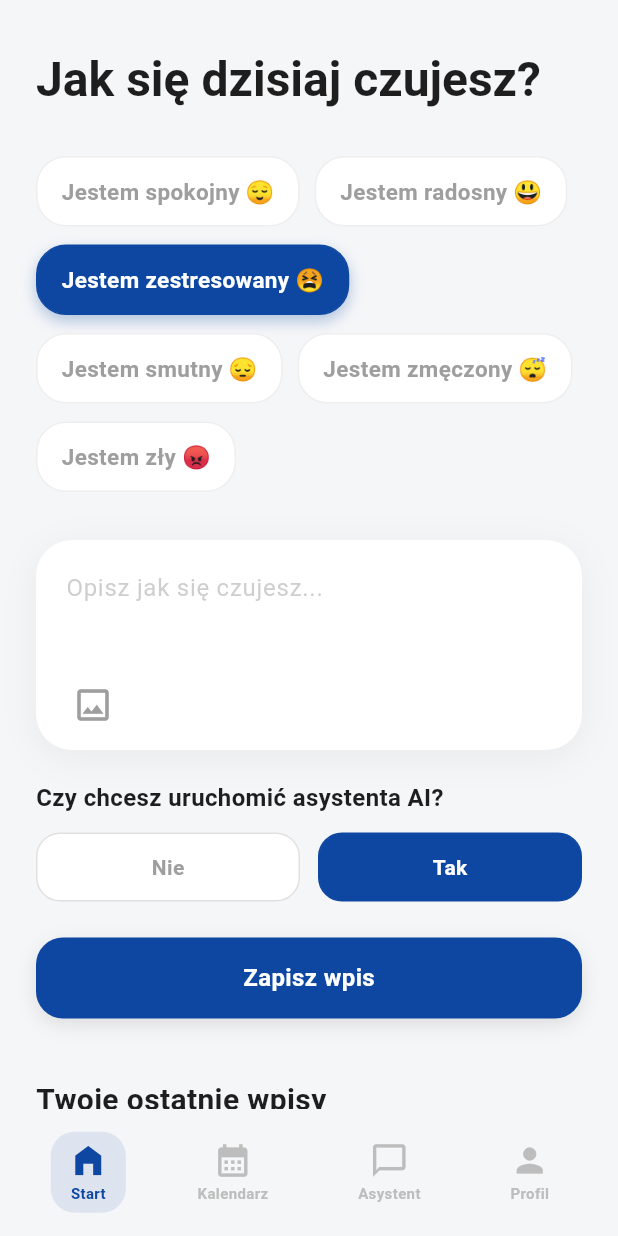
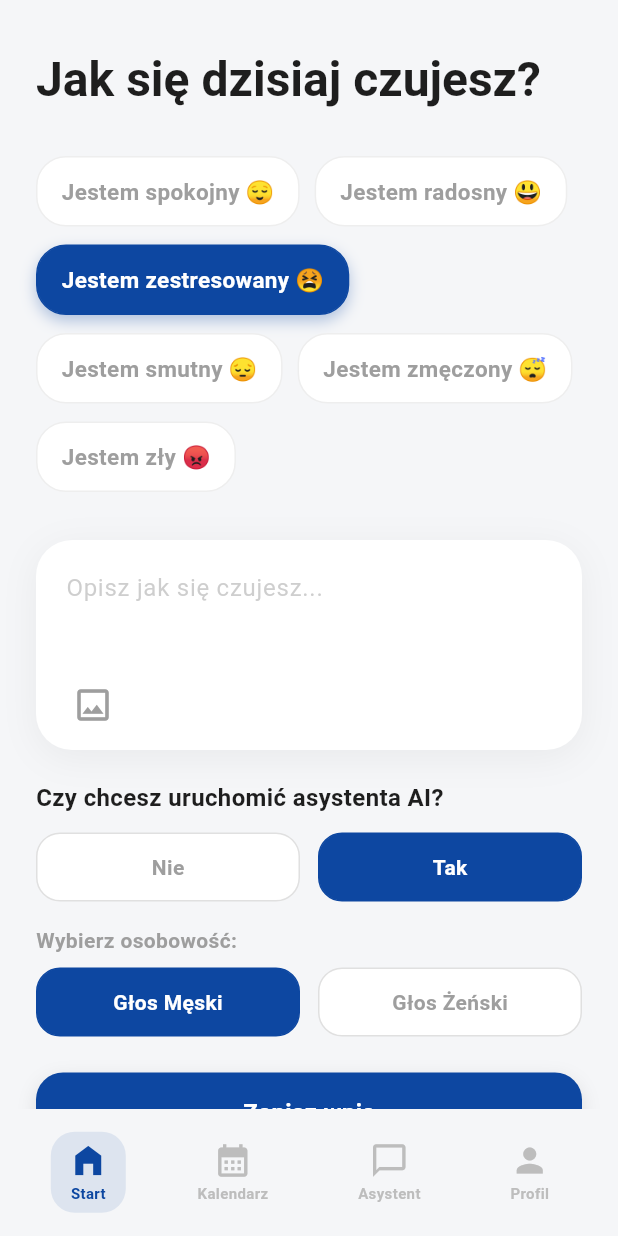
Before and after one commit to MED1123/mind-guide-ai, a Flutter app: the MainAppScaffold screen opened directly, after a tap on "Jestem spokojny 😌", after a tap on "Jestem zestresowany 😫", on a phone screen of 412 x 824 dp. Run offline on Flutter 3.47's test engine with Material 3 defaults, Android fonts, the phone set to English and light mode, and no system bars; drawn by our look-alikes of flutter_bounceable; our stand-ins replace flutter_dotenv, flutter_tts, image_picker, sqflite, table_calendar; accounts and stored records are empty.

Commit message:
aktualizacja panelu dodania wpisu

```diff
--- a/lib/screens/home_screen.dart
+++ b/lib/screens/home_screen.dart
@@ -32,6 +32,9 @@ class HomeScreenUIState extends State<HomeScreenUI> {
   final TextEditingController _textController = TextEditingController();
   String? _selectedCategory;
   bool _wantAI = false;
+  // Nowa zmienna lokalna do wyboru płci przy tworzeniu wpisu
+  bool _tempIsAiFemale = false;
+
   final ImagePicker _picker = ImagePicker();
   List<String> _attachedImages = [];
 
@@ -43,12 +46,15 @@ class HomeScreenUIState extends State<HomeScreenUI> {
     "Jestem zmęczony 😴",
     "Jestem zły 😡",
   ];
+
   late Future<List<MoodEntry>> _entriesFuture;
 
   @override
   void initState() {
     super.initState();
     refreshEntries();
+    // Domyślnie ustawiamy lokalną płeć na taką, jak w ustawieniach globalnych
+    _tempIsAiFemale = appSettings.isAiFemale;
   }
 
   void refreshEntries() {
@@ -81,13 +87,23 @@ class HomeScreenUIState extends State<HomeScreenUI> {
     });
   }
 
+  // POPRAWKA 1: Logika zwijania (Toggle)
   void _onCategorySelected(String category) {
     HapticFeedback.selectionClick();
     setState(() {
-      _selectedCategory = category;
-      _wantAI =
-          !category.toLowerCase().contains('radosny') &&
-          !category.toLowerCase().contains('spokojny');
+      if (_selectedCategory == category) {
+        // Jeśli kliknięto w to samo -> zwiń (odznacz)
+        _selectedCategory = null;
+        _wantAI = false;
+      } else {
+        // Jeśli kliknięto w nowe -> zaznacz i ustaw domyślną chęć na AI
+        _selectedCategory = category;
+        _wantAI =
+            !category.toLowerCase().contains('radosny') &&
+            !category.toLowerCase().contains('spokojny');
+        // Resetujemy wybór płci do domyślnego z ustawień
+        _tempIsAiFemale = appSettings.isAiFemale;
+      }
     });
   }
 
@@ -98,6 +114,11 @@ class HomeScreenUIState extends State<HomeScreenUI> {
       return;
 
     String conversationInit = _wantAI ? "User: ${_textController.text}|" : "";
+
+    // Jeśli użytkownik wybrał AI i zmienił płeć w tym ekranie, aktualizujemy ustawienia globalne
+    if (_wantAI) {
+      appSettings.toggleGender(_tempIsAiFemale);
+    }
 
     final newEntry = MoodEntry(
       date: DateTime.now(),
@@ -110,7 +131,7 @@ class HomeScreenUIState extends State<HomeScreenUI> {
     );
 
     int id = await DatabaseService.instance.createEntry(newEntry);
-    // Tworzymy obiekt tylko do przekazania callbackiem (refresh załatwi widok)
+
     final entryWithId = MoodEntry(
       id: id,
       date: newEntry.date,
@@ -123,6 +144,8 @@ class HomeScreenUIState extends State<HomeScreenUI> {
     );
 
     refreshEntries();
+
+    bool userWantedAI = _wantAI;
 
     _textController.clear();
     setState(() {
@@ -137,7 +160,7 @@ class HomeScreenUIState extends State<HomeScreenUI> {
     ).showSnackBar(const SnackBar(content: Text("Zapisano wpis!")));
 
     if (widget.onPostCreated != null) {
-      widget.onPostCreated!(entryWithId, _wantAI);
+      widget.onPostCreated!(entryWithId, userWantedAI);
     }
   }
 
@@ -230,6 +253,8 @@ class HomeScreenUIState extends State<HomeScreenUI> {
                         : Column(
                             children: [
                               const SizedBox(height: 32),
+
+                              // POLE TEKSTOWE I ZDJĘCIA
                               Container(
                                 decoration: BoxDecoration(
                                   color: unselectedBgColor,
@@ -357,6 +382,8 @@ class HomeScreenUIState extends State<HomeScreenUI> {
                                 ),
                               ),
                               const SizedBox(height: 20),
+
+                              // SEKCJA WYBORU ASYSTENTA
                               Column(
                                 crossAxisAlignment: CrossAxisAlignment.start,
                                 children: [
@@ -392,8 +419,48 @@ class HomeScreenUIState extends State<HomeScreenUI> {
                                       ),
                                     ],
                                   ),
+
+                                  // POPRAWKA 2: Wybór płci (widoczne tylko gdy wybrano TAK)
+                                  if (_wantAI) ...[
+                                    const SizedBox(height: 16),
+                                    Text(
+                                      "Wybierz osobowość:",
+                                      style: TextStyle(
+                                        fontWeight: FontWeight.bold,
+                                        fontSize: 14,
+                                        color: AppColors.textGrey,
+                                      ),
+                                    ),
+                                    const SizedBox(height: 8),
+                                    Row(
+                                      children: [
+                                        Expanded(
+                                          child: _buildChoiceBtn(
+                                            context,
+                                            "Głos Męski",
+                                            !_tempIsAiFemale,
+                                            () => setState(
+                                              () => _tempIsAiFemale = false,
+                                            ),
+                                          ),
+                                        ),
+                                        const SizedBox(width: 12),
+                                        Expanded(
+                                          child: _buildChoiceBtn(
+                                            context,
+                                            "Głos Żeński",
+                                            _tempIsAiFemale,
+                                            () => setState(
+                                              () => _tempIsAiFemale = true,
+                                            ),
+                                          ),
+                                        ),
+                                      ],
+                                    ),
+                                  ],
                                 ],
                               ),
+
                               const SizedBox(height: 24),
                               Bounceable(
                                 onTap: _handleSend,
@@ -440,9 +507,7 @@ class HomeScreenUIState extends State<HomeScreenUI> {
                       ),
                     ],
                   ),
-
                   const SizedBox(height: 16),
-
                   FutureBuilder<List<MoodEntry>>(
                     future: _entriesFuture,
                     builder: (context, snapshot) {
@@ -466,7 +531,6 @@ class HomeScreenUIState extends State<HomeScreenUI> {
                           final entry = displayEntries[index];
                           return Padding(
                             padding: const EdgeInsets.only(bottom: 16.0),
-                            // MoodCard bez onTap, bo Bounceable to obsługuje
                             child: Bounceable(
                               scaleFactor: 0.95,
                               onTap: () {
@@ -481,7 +545,6 @@ class HomeScreenUIState extends State<HomeScreenUI> {
                     },
                   ),
 
-                  // SZTYWNY PRZYCISK
                   Center(
                     child: Padding(
                       padding: const EdgeInsets.only(top: 8.0),
```
